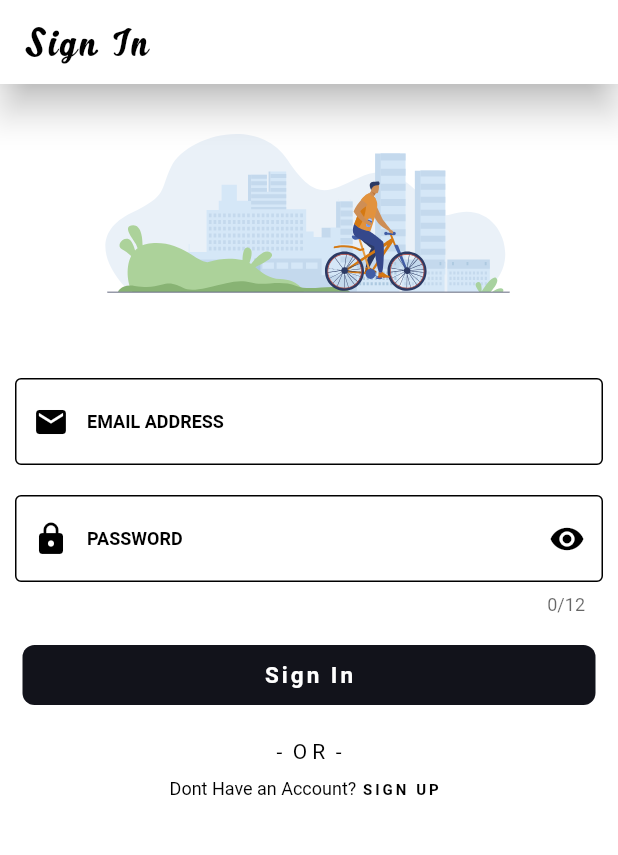
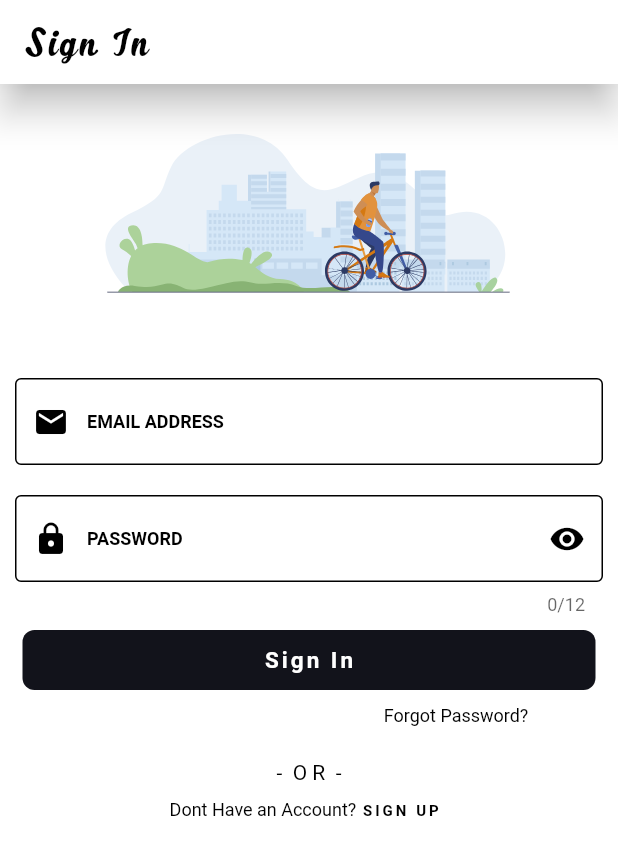
Before and after one commit to AdetoyeseM/login, a Flutter app: the screen it shows after launch, on a phone screen of 412 x 824 dp. Shown: the top 855 px of the screen. Run offline on Flutter 3.47's test engine with Material 2 defaults, Android fonts, the phone set to English and light mode, and no system bars; our stand-ins replace firebase_auth, flutter_spinkit, lottie, simple_animations; accounts and stored records are empty; Roboto replaces fonts that are missing (nt).

Commit message:
Latest Commit

```diff
--- a/lib/screens/authenticate/signin.dart
+++ b/lib/screens/authenticate/signin.dart
@@ -1,7 +1,10 @@
+import 'dart:io';
+
 import 'package:flutter/material.dart';
 import 'package:lottie/lottie.dart';
 import 'package:net9ja/animation/fadeanimation.dart';
 import 'package:net9ja/loading.dart';
+import 'package:net9ja/screens/forgotpassword.dart';
 import 'package:net9ja/services/auth.dart';
 
 class SignIn extends StatefulWidget {
@@ -14,6 +17,7 @@ class SignIn extends StatefulWidget {
 
 class _SignInState extends State<SignIn> {
   bool _obscureText = true;
+  bool _iSInternet = true;
   final AuthService _authService = AuthService();
   final _formKey = GlobalKey<FormState>();
   bool loading = false;
@@ -23,6 +27,25 @@ class _SignInState extends State<SignIn> {
   String email = ' ';
   String password = '';
   String error = '';
+
+  checkInternet() async {
+    try {
+      final response = await InternetAddress.lookup('google.com');
+      if (response.isNotEmpty && response[0].rawAddress.isNotEmpty) {
+        _iSInternet = true;
+        setState(() {});
+      }
+    } on SocketException catch (_) {
+      _iSInternet = false;
+      setState(() {});
+    }
+  }
+
+  @override
+  void initState() {
+    checkInternet();
+    super.initState();
+  }
 
   @override
   Widget build(BuildContext context) {
@@ -36,7 +59,8 @@ class _SignInState extends State<SignIn> {
             elevation: 10.0,
             title: Text(
               'Sign In',
-                style: TextStyle(color: Colors.black, letterSpacing: 2.0, fontFamily: 'time'),
+              style: TextStyle(
+                  color: Colors.black, letterSpacing: 2.0, fontFamily: 'time'),
             ),
           ),
           body: SingleChildScrollView(
@@ -46,7 +70,8 @@ class _SignInState extends State<SignIn> {
               children: <Widget>[
                 Padding(
                   padding: const EdgeInsets.all(8.0),
-                    child: FadeAnimation(1.1,
+                  child: FadeAnimation(
+                    1.1,
                     Container(
                       height: 150,
                       width: 400,
@@ -63,7 +88,8 @@ class _SignInState extends State<SignIn> {
                         SizedBox(
                           height: 20,
                         ),
-                           FadeAnimation(1.2,
+                        FadeAnimation(
+                          1.2,
                           TextFormField(
                               validator: (val) => val.isEmpty
                                   ? 'Enter a Valid Email Address'
@@ -96,7 +122,8 @@ class _SignInState extends State<SignIn> {
                         SizedBox(
                           height: 20,
                         ),
-                           FadeAnimation(1.3,
+                        FadeAnimation(
+                          1.3,
                           TextFormField(
                               maxLength: 12,
                               validator: (val) => val.length < 6
@@ -141,31 +168,38 @@ class _SignInState extends State<SignIn> {
                               }),
                         ),
                         SizedBox(
-                            height: 20,
+                          height: 10,
                         ),
                         GestureDetector(
                           onTap: () async {
+                            checkInternet();
                             if (_formKey.currentState.validate()) {
                               setState(() => loading = true);
                               dynamic result = await _authService
-                                    .signInWithEmailAndPassword(
-                                        email, password);
+                                  .signInWithEmailAndPassword(email, password);
                               if (result == null) {
                                 setState(() {
                                   error = 'Wrong Credentials';
                                   loading = false;
                                 });
                               }
+                              if (_iSInternet == false) {
+                                setState(() {
+                                  error = 'Check Your Internet Connection';
+                                  loading = false;
+                                });
+                              }
                             }
                           },
-          child:  FadeAnimation(1.4,
+                          child: FadeAnimation(
+                            1.4,
                             Container(
                               alignment: Alignment.center,
                               height: 40,
                               margin: EdgeInsets.symmetric(horizontal: 5),
                               decoration: BoxDecoration(
                                 borderRadius: BorderRadius.circular(8),
-                color:  Color(0xff12131B),
+                                color: Color(0xff12131B),
                               ),
                               child: Center(
                                 child: Text("Sign In",
@@ -178,14 +212,40 @@ class _SignInState extends State<SignIn> {
                             ),
                           ),
                         ),
+                        SizedBox(height: 10,),
 
+                        GestureDetector(
+                          onTap: () {
+                            Navigator.push(
+                                context,
+                                MaterialPageRoute(
+                                    builder: (context) => Forgot()));
+                          },
+                          child: FadeAnimation(
+                            1.6,
+                            RichText(
+                              text: TextSpan(children: [
+                                TextSpan(
+
+                                  text: "                                                                  Forgot Password?",
+                                  style: TextStyle(
+                                      color: Colors.black,
+                                      fontSize: 12,
+                                      fontWeight: FontWeight.w400,
+                                      fontFamily: 'nt'),
+                                ),
+                              ]),
+                            ),
+                          ),
+                        ),
                         SizedBox(height: 4),
                         Text(
                           error,
                           style: TextStyle(color: Colors.red, fontSize: 14.0),
                         ),
                         SizedBox(height: 3),
-                           FadeAnimation(1.5,
+                        FadeAnimation(
+                          1.5,
                           Text("-  O R  -",
                               style: TextStyle(color: Colors.black)),
                         ),
@@ -194,7 +254,8 @@ class _SignInState extends State<SignIn> {
                           onTap: () {
                             widget.toggleView();
                           },
-                            child:  FadeAnimation(1.6,
+                          child: FadeAnimation(
+                            1.6,
                             RichText(
                               text: TextSpan(children: [
                                 TextSpan(
```
Also changed, not shown: lib/screens/authenticate/register.dart (+58 -38 lines), lib/screens/forgotpassword.dart (added, +185 -0 lines), lib/services/auth.dart (+10 -0 lines), flutter_01.png (added), flutter_02.png (added), flutter_03.png (added). Lines whose indentation alone changed are shown as unchanged.
